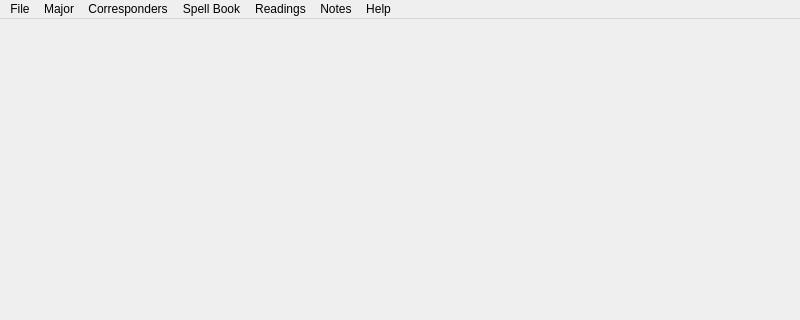
Qt form mainwindow.ui (RichardGladman/book-of-shadows-qt) before a commit; both pictures show x 0 to 800 and y 0 to 320 of the 800 by 600 pixel window.
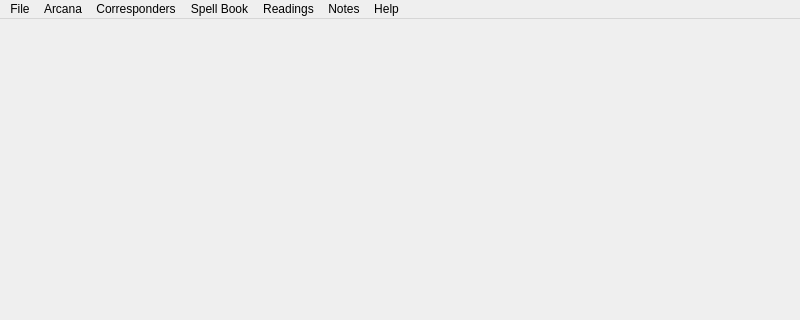
The same form after that commit.

Commit message: Display empty runestone form in add mode

Patch:
```diff
--- a/mainwindow.ui
+++ b/mainwindow.ui
@@ -20,7 +20,7 @@
      <x>0</x>
      <y>0</y>
      <width>800</width>
-     <height>22</height>
+     <height>18</height>
     </rect>
    </property>
    <widget class="QMenu" name="menuFile">
@@ -33,7 +33,7 @@
    </widget>
    <widget class="QMenu" name="menuRunestones">
     <property name="title">
-     <string>Major</string>
+     <string>Arcana</string>
     </property>
     <addaction name="actionRunestones"/>
     <addaction name="actionTarot_Cards"/>
```
The commit also changes 5 other files.
